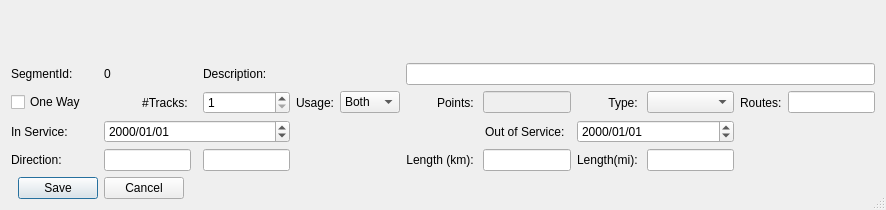
Old version of the form mapper_app/ui/editsegmentdialog.ui in the repository allenck/mapper.
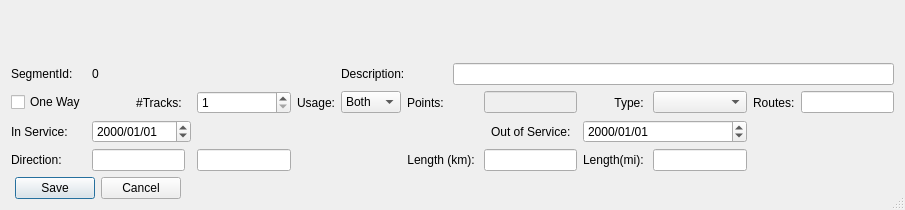
New version of the form. Custom widgets are drawn as their Qt base class.

Diff of the .ui file:
```diff
--- a/mapper_app/ui/editsegmentdialog.ui
+++ b/mapper_app/ui/editsegmentdialog.ui
@@ -6,7 +6,7 @@
    <rect>
     <x>0</x>
     <y>0</y>
-    <width>886</width>
+    <width>905</width>
     <height>210</height>
    </rect>
   </property>
@@ -17,154 +17,9 @@
    <bool>true</bool>
   </property>
   <layout class="QGridLayout" name="gridLayout">
-   <item row="4" column="3">
-    <widget class="QLineEdit" name="txtDirection">
-     <property name="readOnly">
-      <bool>true</bool>
-     </property>
-    </widget>
-   </item>
-   <item row="2" column="0">
-    <widget class="QCheckBox" name="chkOneWay">
-     <property name="text">
-      <string>One Way</string>
-     </property>
-    </widget>
-   </item>
-   <item row="4" column="12">
-    <spacer name="horizontalSpacer">
-     <property name="orientation">
-      <enum>Qt::Horizontal</enum>
-     </property>
-     <property name="sizeHint" stdset="0">
-      <size>
-       <width>40</width>
-       <height>20</height>
-      </size>
-     </property>
-    </spacer>
-   </item>
-   <item row="4" column="0">
-    <widget class="QLabel" name="label_10">
-     <property name="text">
-      <string>Direction:</string>
-     </property>
-    </widget>
-   </item>
-   <item row="3" column="0">
-    <widget class="QLabel" name="label_5">
-     <property name="text">
-      <string>In Service:</string>
-     </property>
-    </widget>
-   </item>
-   <item row="3" column="10" colspan="2">
-    <widget class="QDateEdit" name="dtEnd">
-     <property name="displayFormat">
-      <string>yyyy/MM/dd</string>
-     </property>
-    </widget>
-   </item>
-   <item row="2" column="13">
-    <widget class="QLineEdit" name="txtRoutes">
-     <property name="toolTip">
-      <string>Number of routes using this segment.</string>
-     </property>
-     <property name="readOnly">
-      <bool>true</bool>
-     </property>
-    </widget>
-   </item>
-   <item row="3" column="8" colspan="2">
-    <widget class="QLabel" name="label_6">
-     <property name="text">
-      <string>Out of Service:  </string>
-     </property>
-     <property name="alignment">
-      <set>Qt::AlignRight|Qt::AlignTrailing|Qt::AlignVCenter</set>
-     </property>
-    </widget>
-   </item>
-   <item row="2" column="6">
-    <widget class="QLabel" name="usageLabel">
-     <property name="text">
-      <string>Usage:</string>
-     </property>
-    </widget>
-   </item>
-   <item row="4" column="11">
-    <widget class="QLineEdit" name="txtMiles">
-     <property name="readOnly">
-      <bool>true</bool>
-     </property>
-    </widget>
-   </item>
-   <item row="4" column="5">
-    <widget class="QLineEdit" name="txtBearing">
-     <property name="readOnly">
-      <bool>true</bool>
-     </property>
-    </widget>
-   </item>
-   <item row="4" column="8">
-    <widget class="QLabel" name="label_7">
-     <property name="text">
-      <string>Length (km): </string>
-     </property>
-     <property name="alignment">
-      <set>Qt::AlignRight|Qt::AlignTrailing|Qt::AlignVCenter</set>
-     </property>
-    </widget>
-   </item>
-   <item row="5" column="0" colspan="4">
-    <widget class="QDialogButtonBox" name="buttonBox">
-     <property name="orientation">
-      <enum>Qt::Horizontal</enum>
-     </property>
-     <property name="standardButtons">
-      <set>QDialogButtonBox::Cancel|QDialogButtonBox::Save</set>
-     </property>
-     <property name="centerButtons">
-      <bool>true</bool>
-     </property>
-    </widget>
-   </item>
-   <item row="1" column="8" colspan="6">
-    <widget class="QLineEdit" name="txtDescription"/>
-   </item>
-   <item row="2" column="10">
-    <widget class="QLabel" name="label_4">
-     <property name="text">
-      <string>Type: </string>
-     </property>
-     <property name="alignment">
-      <set>Qt::AlignRight|Qt::AlignTrailing|Qt::AlignVCenter</set>
-     </property>
-    </widget>
-   </item>
-   <item row="2" column="11">
-    <widget class="QComboBox" name="cbRouteType"/>
-   </item>
-   <item row="0" column="0" colspan="14">
+   <item row="0" column="0" colspan="13">
     <widget class="SegmentSelectionWidget" name="ssw" native="true"/>
    </item>
-   <item row="2" column="8">
-    <widget class="QLabel" name="label_9">
-     <property name="text">
-      <string>Points: </string>
-     </property>
-     <property name="alignment">
-      <set>Qt::AlignRight|Qt::AlignTrailing|Qt::AlignVCenter</set>
-     </property>
-    </widget>
-   </item>
-   <item row="1" column="5">
-    <widget class="QLabel" name="label_2">
-     <property name="text">
-      <string>Description:</string>
-     </property>
-    </widget>
-   </item>
    <item row="1" column="0">
     <widget class="QLabel" name="label">
      <property name="text">
@@ -172,7 +27,31 @@
      </property>
     </widget>
    </item>
-   <item row="2" column="3">
+   <item row="1" column="1">
+    <widget class="QLabel" name="label_segmentId">
+     <property name="text">
+      <string>0</string>
+     </property>
+    </widget>
+   </item>
+   <item row="1" column="5" colspan="2">
+    <widget class="QLabel" name="label_2">
+     <property name="text">
+      <string>Description:</string>
+     </property>
+    </widget>
+   </item>
+   <item row="1" column="7" colspan="6">
+    <widget class="QLineEdit" name="txtDescription"/>
+   </item>
+   <item row="2" column="0">
+    <widget class="QCheckBox" name="chkOneWay">
+     <property name="text">
+      <string>One Way</string>
+     </property>
+    </widget>
+   </item>
+   <item row="2" column="1">
     <widget class="QLabel" name="label_3">
      <property name="text">
       <string>#Tracks: </string>
@@ -182,7 +61,7 @@
      </property>
     </widget>
    </item>
-   <item row="2" column="5">
+   <item row="2" column="3">
     <widget class="QSpinBox" name="sbTracks">
      <property name="minimum">
       <number>1</number>
@@ -192,17 +71,43 @@
      </property>
     </widget>
    </item>
-   <item row="4" column="10">
-    <widget class="QLabel" name="label_8">
+   <item row="2" column="4">
+    <widget class="QLabel" name="usageLabel">
      <property name="text">
-      <string>Length(mi): </string>
+      <string>Usage:</string>
+     </property>
+    </widget>
+   </item>
+   <item row="2" column="5">
+    <widget class="QComboBox" name="trackUsage">
+     <item>
+      <property name="text">
+       <string>Both</string>
+      </property>
+     </item>
+     <item>
+      <property name="text">
+       <string>Left</string>
+      </property>
+     </item>
+     <item>
+      <property name="text">
+       <string>Right</string>
+      </property>
+     </item>
+    </widget>
+   </item>
+   <item row="2" column="6">
+    <widget class="QLabel" name="label_9">
+     <property name="text">
+      <string>Points: </string>
      </property>
      <property name="alignment">
       <set>Qt::AlignRight|Qt::AlignTrailing|Qt::AlignVCenter</set>
      </property>
     </widget>
    </item>
-   <item row="2" column="9">
+   <item row="2" column="8">
     <widget class="QLineEdit" name="txtPoints">
      <property name="enabled">
       <bool>false</bool>
@@ -212,51 +117,146 @@
      </property>
     </widget>
    </item>
-   <item row="1" column="3">
-    <widget class="QLabel" name="label_segmentId">
+   <item row="2" column="9">
+    <widget class="QLabel" name="label_4">
      <property name="text">
-      <string>0</string>
+      <string>Type: </string>
      </property>
-    </widget>
-   </item>
-   <item row="4" column="9">
-    <widget class="QLineEdit" name="txtKm">
-     <property name="readOnly">
-      <bool>false</bool>
+     <property name="alignment">
+      <set>Qt::AlignRight|Qt::AlignTrailing|Qt::AlignVCenter</set>
      </property>
     </widget>
    </item>
-   <item row="2" column="12">
+   <item row="2" column="10">
+    <widget class="QComboBox" name="cbRouteType"/>
+   </item>
+   <item row="2" column="11">
     <widget class="QLabel" name="label_11">
      <property name="text">
       <string>Routes:</string>
      </property>
     </widget>
    </item>
-   <item row="3" column="3" colspan="3">
+   <item row="2" column="12">
+    <widget class="QLineEdit" name="txtRoutes">
+     <property name="toolTip">
+      <string>Number of routes using this segment.</string>
+     </property>
+     <property name="readOnly">
+      <bool>true</bool>
+     </property>
+    </widget>
+   </item>
+   <item row="3" column="0">
+    <widget class="QLabel" name="label_5">
+     <property name="text">
+      <string>In Service:</string>
+     </property>
+    </widget>
+   </item>
+   <item row="3" column="1" colspan="2">
     <widget class="QDateEdit" name="dtBegin">
      <property name="displayFormat">
       <string>yyyy/MM/dd</string>
      </property>
     </widget>
    </item>
-   <item row="2" column="7">
-    <widget class="QComboBox" name="trackUsage">
-     <item>
-      <property name="text">
-       <string>Both</string>
-      </property>
-     </item>
-     <item>
-      <property name="text">
-       <string>Left</string>
-      </property>
-     </item>
-     <item>
-      <property name="text">
-       <string>Right</string>
-      </property>
-     </item>
+   <item row="3" column="6" colspan="3">
+    <widget class="QLabel" name="label_6">
+     <property name="text">
+      <string>Out of Service:  </string>
+     </property>
+     <property name="alignment">
+      <set>Qt::AlignRight|Qt::AlignTrailing|Qt::AlignVCenter</set>
+     </property>
+    </widget>
+   </item>
+   <item row="3" column="9" colspan="2">
+    <widget class="QDateEdit" name="dtEnd">
+     <property name="displayFormat">
+      <string>yyyy/MM/dd</string>
+     </property>
+    </widget>
+   </item>
+   <item row="4" column="0">
+    <widget class="QLabel" name="label_10">
+     <property name="text">
+      <string>Direction:</string>
+     </property>
+    </widget>
+   </item>
+   <item row="4" column="1">
+    <widget class="QLineEdit" name="txtDirection">
+     <property name="readOnly">
+      <bool>true</bool>
+     </property>
+    </widget>
+   </item>
+   <item row="4" column="3">
+    <widget class="QLineEdit" name="txtBearing">
+     <property name="readOnly">
+      <bool>true</bool>
+     </property>
+    </widget>
+   </item>
+   <item row="4" column="6" colspan="2">
+    <widget class="QLabel" name="label_7">
+     <property name="text">
+      <string>Length (km): </string>
+     </property>
+     <property name="alignment">
+      <set>Qt::AlignRight|Qt::AlignTrailing|Qt::AlignVCenter</set>
+     </property>
+    </widget>
+   </item>
+   <item row="4" column="8">
+    <widget class="QLineEdit" name="txtKm">
+     <property name="readOnly">
+      <bool>false</bool>
+     </property>
+    </widget>
+   </item>
+   <item row="4" column="9">
+    <widget class="QLabel" name="label_8">
+     <property name="text">
+      <string>Length(mi): </string>
+     </property>
+     <property name="alignment">
+      <set>Qt::AlignRight|Qt::AlignTrailing|Qt::AlignVCenter</set>
+     </property>
+    </widget>
+   </item>
+   <item row="4" column="10">
+    <widget class="QLineEdit" name="txtMiles">
+     <property name="readOnly">
+      <bool>true</bool>
+     </property>
+    </widget>
+   </item>
+   <item row="4" column="11">
+    <spacer name="horizontalSpacer">
+     <property name="orientation">
+      <enum>Qt::Horizontal</enum>
+     </property>
+     <property name="sizeHint" stdset="0">
+      <size>
+       <width>40</width>
+       <height>20</height>
+      </size>
+     </property>
+    </spacer>
+   </item>
+   <item row="5" column="0" colspan="2">
+    <widget class="QDialogButtonBox" name="buttonBox">
+     <property name="orientation">
+      <enum>Qt::Horizontal</enum>
+     </property>
+     <property name="standardButtons">
+      <set>QDialogButtonBox::Cancel|QDialogButtonBox::Save</set>
+     </property>
+     <property name="centerButtons">
+      <bool>true</bool>
+     </property>
     </widget>
    </item>
   </layout>
```
